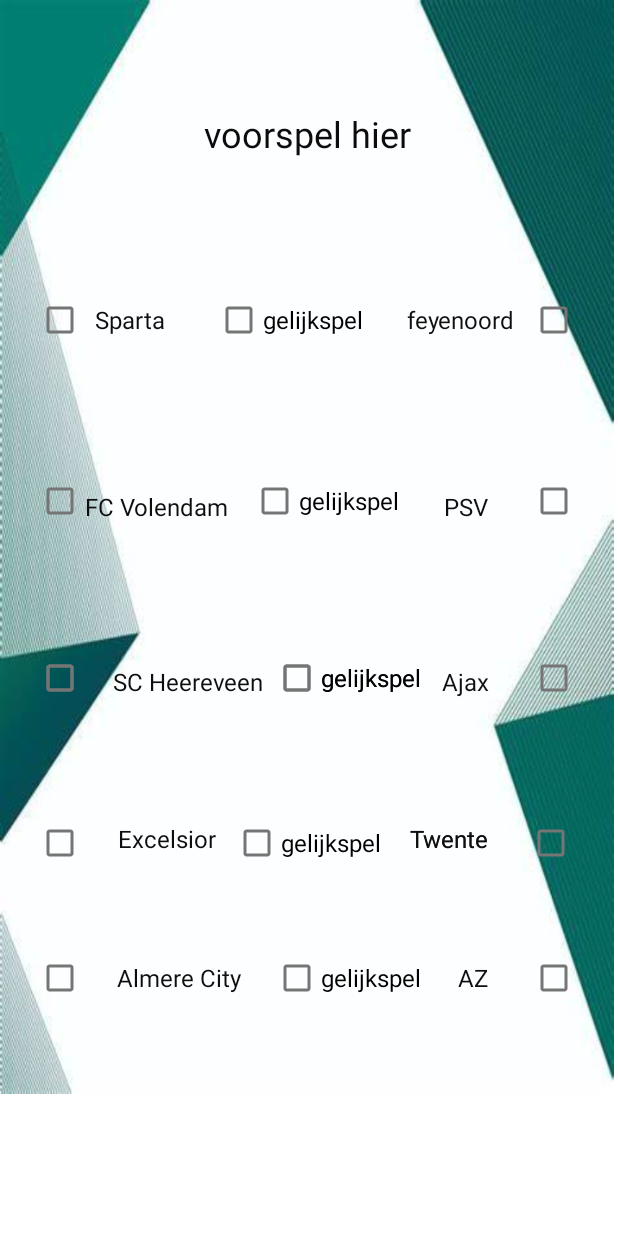
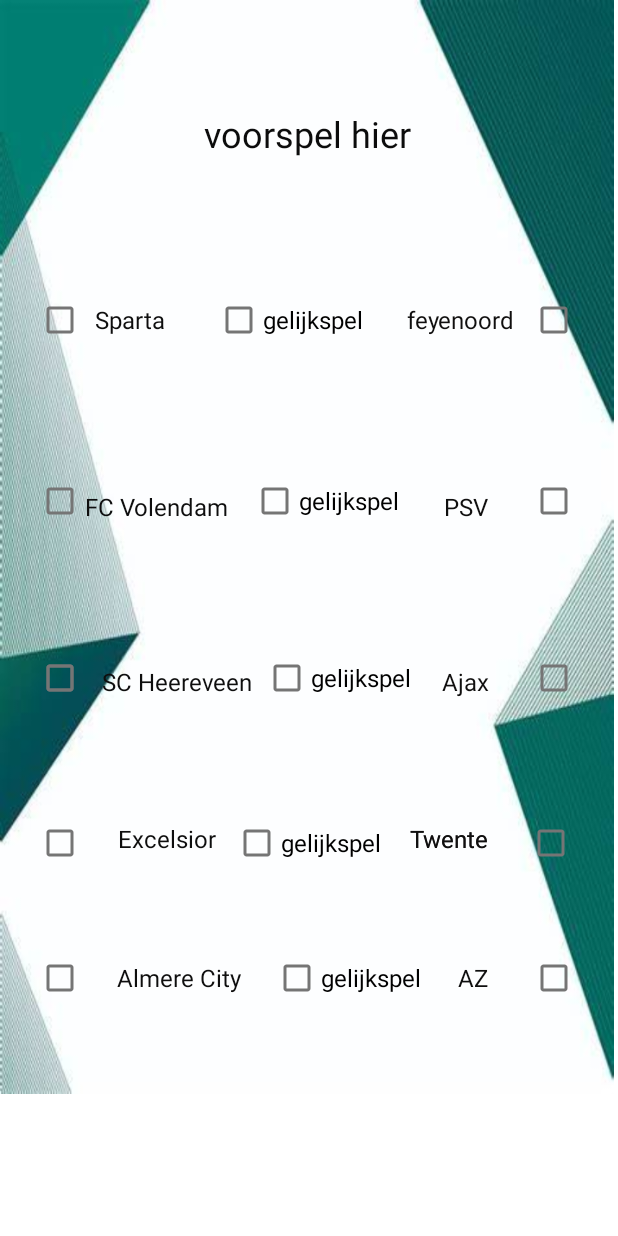
Before and after one commit to kalebatserkoen/kjellwalter2, an Android app: the voorspellen screen opened through its navigation route, on a phone screen of 412 x 824 dp. Run offline under Robolectric (Android 15) with nearby library versions, the phone set to English and light mode, and no system bars.

Commit message:
voorspel afgemaakt

```diff
--- a/app/src/main/res/layout/fragment_voorspellen.xml
+++ b/app/src/main/res/layout/fragment_voorspellen.xml
@@ -86,7 +86,7 @@
         android:textSize="16sp"
         app:layout_constraintBottom_toBottomOf="parent"
         app:layout_constraintEnd_toEndOf="parent"
-        app:layout_constraintHorizontal_bias="0.586"
+        app:layout_constraintHorizontal_bias="0.564"
         app:layout_constraintStart_toStartOf="parent"
         app:layout_constraintTop_toTopOf="parent"
         app:layout_constraintVertical_bias="0.628" />
@@ -174,7 +174,7 @@
         android:textSize="16sp"
         app:layout_constraintBottom_toBottomOf="parent"
         app:layout_constraintEnd_toEndOf="parent"
-        app:layout_constraintHorizontal_bias="0.243"
+        app:layout_constraintHorizontal_bias="0.221"
         app:layout_constraintStart_toStartOf="parent"
         app:layout_constraintTop_toTopOf="parent"
         app:layout_constraintVertical_bias="0.627" />
@@ -305,19 +305,6 @@
         app:layout_constraintVertical_bias="0.79" />
 
     <CheckBox
-        android:id="@+id/checkBox3_gelijkspel"
-        android:layout_width="wrap_content"
-        android:layout_height="wrap_content"
-        android:text="gelijkspel"
-        android:textSize="16sp"
-        app:layout_constraintBottom_toBottomOf="parent"
-        app:layout_constraintEnd_toEndOf="parent"
-        app:layout_constraintHorizontal_bias="0.586"
-        app:layout_constraintStart_toStartOf="parent"
-        app:layout_constraintTop_toTopOf="parent"
-        app:layout_constraintVertical_bias="0.628" />
-
-    <CheckBox
         android:id="@+id/checkBox_feyenoord"
         android:layout_width="wrap_content"
         android:layout_height="wrap_content"
```
